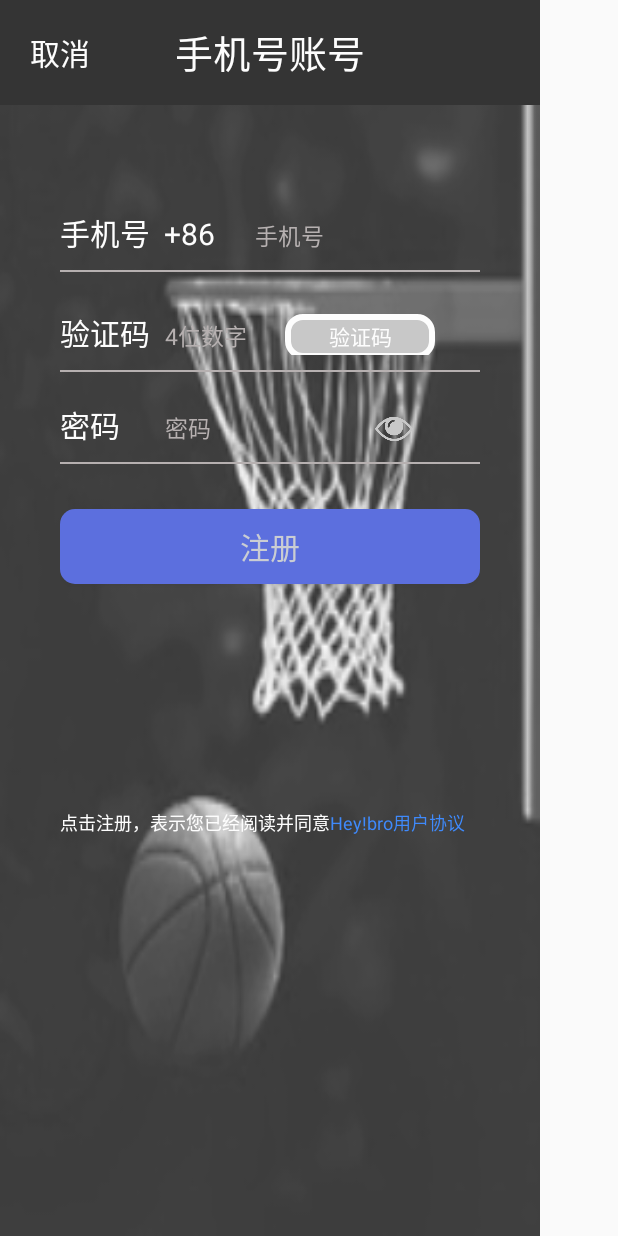
After one commit to AOPG/heybro_android, an Android app: the layout register.xml on its own in the app's theme, with its tools: preview values and no code run, on a phone screen of 412 x 824 dp. The commit adds this screen. Run offline under Robolectric (Android 15) with nearby library versions, the phone set to English and light mode, and no system bars.

Commit message:
注册界面完成

```diff
--- /dev/null
+++ b/app/src/main/res/drawable/register_yanzheng_corner.xml
@@ -0,0 +1,12 @@
+<?xml version="1.0" encoding="utf-8"?>
+<!--四个角变为圆角-->
+<shape xmlns:android="http://schemas.android.com/apk/res/android">
+    <solid android:color="#BBBBBB" />
+    <corners android:topLeftRadius="10dp"
+        android:topRightRadius="10dp"
+        android:bottomRightRadius="10dp"
+        android:bottomLeftRadius="10dp"/>
+    <stroke
+        android:width="4dp"
+        android:color="#ffffff" />
+</shape>
--- a/app/src/main/res/layout/login.xml
+++ b/app/src/main/res/layout/login.xml
@@ -16,7 +16,7 @@
             android:orientation="vertical">
             <!--程序名称-->
             <TextView
-                android:layout_marginLeft="50dp"
+                android:layout_marginLeft="20dp"
                 android:layout_marginTop="50dp"
                 android:layout_width="200dp"
                 android:layout_height="75dp"
@@ -72,6 +72,7 @@
                         android:layout_margin="15dp"
                         android:textColor="#ffffff"
                         android:textSize="15dp"/>
+                    <!--找回密码，暂时不实现-->
                     <ImageView
                     android:layout_marginTop="10dp"
                     android:layout_width="30dp"
@@ -82,6 +83,7 @@
                     android:layout_width="300dp"
                     android:background="#A49D9D"
                     android:layout_gravity="center_horizontal"/>
+                <!-- 登陆按钮-->
                 <Button
                     android:id="@+id/login"
                     android:layout_marginTop="30dp"
@@ -91,6 +93,7 @@
                     android:text="登陆"
                     android:textSize="20dp"
                     android:textColor="#BEC2C9"/>
+                <!-- 手机验证码登录，可暂时不实现-->
                 <TextView
                     android:id="@+id/yanzheng"
                     android:layout_marginTop="100dp"
@@ -107,6 +110,7 @@
                     android:layout_width="120dp"
                     android:background="#A49D9D"
                     android:layout_gravity="center_horizontal"/>
+                <!--微信微博登录 可暂时不实现-->
                 <LinearLayout
                     android:layout_width="match_parent"
                     android:layout_height="50dp"
@@ -124,6 +128,7 @@
                         android:layout_height="30dp"
                         android:background="@drawable/login_weibo"/>
                 </LinearLayout>
+                <!-- 注册账号-->
                 <TextView
                     android:id="@+id/login_register"
                     android:layout_gravity="center"
--- /dev/null
+++ b/app/src/main/res/layout/register.xml
@@ -0,0 +1,169 @@
+<?xml version="1.0" encoding="utf-8"?>
+<LinearLayout xmlns:android="http://schemas.android.com/apk/res/android"
+    android:layout_width="match_parent"
+    android:layout_height="match_parent"
+    android:orientation="vertical">
+    <LinearLayout
+        android:layout_width="360dp"
+        android:layout_height="match_parent"
+        android:background="@drawable/beijing"
+        android:alpha="0.79"
+        android:orientation="vertical">
+        <LinearLayout
+            android:layout_width="match_parent"
+            android:layout_height="70dp"
+            android:background="#000000"
+            android:orientation="horizontal">
+            <TextView
+                android:id="@+id/register_cancel"
+                android:layout_margin="20dp"
+                android:layout_width="40dp"
+                android:layout_height="40dp"
+                android:text="取消"
+                android:textColor="#FFFFFF"
+                android:textSize="20sp"/>
+            <TextView
+                android:layout_gravity="center"
+                android:layout_width="200dp"
+                android:layout_height="50dp"
+                android:text="手机号账号"
+                android:textColor="#FFFFFF"
+                android:textSize="25dp"
+                android:gravity="center"/>
+        </LinearLayout>
+        <LinearLayout
+            android:layout_width="280dp"
+            android:layout_height="600dp"
+            android:layout_gravity="center_horizontal"
+            android:orientation="vertical">
+            <LinearLayout
+                android:paddingTop="50dp"
+                android:layout_width="match_parent"
+                android:layout_height="match_parent"
+                android:orientation="vertical">
+                <LinearLayout
+                    android:layout_width="match_parent"
+                    android:layout_height="50dp"
+                    android:orientation="horizontal">
+                    <TextView
+                        android:layout_marginTop="20dp"
+                        android:layout_width="110dp"
+                        android:layout_height="30dp"
+                        android:text="手机号  +86"
+                        android:textColor="#ffffff"
+                        android:textSize="20dp"/>
+                    <TextView
+                        android:id="@+id/register_phone"
+                        android:layout_width="120dp"
+                        android:layout_height="40dp"
+                        android:text="手机号"
+                        android:layout_margin="20dp"
+                        android:textColor="#A49D9D"
+                        android:textSize="15dp"/>
+                </LinearLayout>
+                <View
+                    android:layout_marginTop="10dp"
+                    android:layout_height="1dp"
+                    android:layout_width="300dp"
+                    android:background="#A49D9D"
+                    android:layout_gravity="center_horizontal"/>
+                <!--验证码-->
+                <LinearLayout
+                    android:layout_width="match_parent"
+                    android:layout_height="50dp"
+                    android:orientation="horizontal"
+                    android:layout_marginTop="5dp">
+                    <TextView
+                        android:layout_marginTop="20dp"
+                        android:layout_width="70dp"
+                        android:layout_height="30dp"
+                        android:text="验证码"
+                        android:textColor="#ffffff"
+                        android:textSize="20dp"/>
+                    <TextView
+                        android:id="@+id/register_yanzheng"
+                        android:layout_width="80dp"
+                        android:layout_height="40dp"
+                        android:text="4位数字"
+                        android:layout_marginTop="20dp"
+                        android:textColor="#A49D9D"
+                        android:textSize="15dp"/>
+                    <Button
+                        android:id="@+id/register_yanzheng_btn"
+                        android:layout_marginTop="20dp"
+                        android:layout_width="100dp"
+                        android:layout_height="30dp"
+                        android:text="验证码"
+                        android:textColor="#ffffff"
+                        android:background="@drawable/register_yanzheng_corner"/>
+                </LinearLayout>
+                <View
+                    android:layout_marginTop="10dp"
+                    android:layout_height="1dp"
+                    android:layout_width="300dp"
+                    android:background="#A49D9D"
+                    android:layout_gravity="center_horizontal"/>
+                <LinearLayout
+                    android:layout_width="match_parent"
+                    android:layout_height="50dp"
+                    android:orientation="horizontal">
+                    <TextView
+                        android:layout_marginTop="20dp"
+                        android:layout_width="70dp"
+                        android:layout_height="30dp"
+                        android:text="密码"
+                        android:textColor="#ffffff"
+                        android:textSize="20dp"/>
+                    <TextView
+                        android:id="@+id/register_password"
+                        android:layout_width="140dp"
+                        android:layout_height="40dp"
+                        android:text="密码"
+                        android:layout_marginTop="20dp"
+                        android:textColor="#A49D9D"
+                        android:textSize="15dp"/>
+                    <Button
+                        android:layout_marginTop="20dp"
+                        android:layout_width="25dp"
+                        android:layout_height="25dp"
+                        android:background="@drawable/register_look"/>
+                </LinearLayout>
+                <View
+                    android:layout_marginTop="10dp"
+                    android:layout_height="1dp"
+                    android:layout_width="300dp"
+                    android:background="#A49D9D"
+                    android:layout_gravity="center_horizontal"/>
+                <Button
+                    android:id="@+id/register"
+                    android:layout_marginTop="30dp"
+                    android:layout_width="match_parent"
+                    android:layout_height="50dp"
+                    android:background="@drawable/login_btn_corner"
+                    android:text="注册"
+                    android:textSize="20dp"
+                    android:textColor="#BEC2C9"/>
+                <LinearLayout
+                    android:layout_marginTop="150dp"
+                    android:layout_width="300dp"
+                    android:layout_height="20dp"
+                    android:orientation="horizontal">
+                    <TextView
+                        android:id="@+id/tixing"
+                        android:layout_height="20dp"
+                        android:layout_width="180dp"
+                        android:text="点击注册，表示您已经阅读并同意"
+                        android:textColor="#ffffff"
+                        android:textSize="12dp"/>
+                    <TextView
+                        android:id="@+id/xieyi"
+                        android:layout_width="130dp"
+                        android:layout_height="20dp"
+                        android:text="Hey!bro用户协议"
+                        android:textColor="#0e6dfd"
+                        android:textSize="12dp"/>
+                </LinearLayout>
+            </LinearLayout>
+        </LinearLayout>
+    </LinearLayout>
+</LinearLayout>
```
Also changed, not shown: app/src/main/res/drawable/register_look.png (added).
